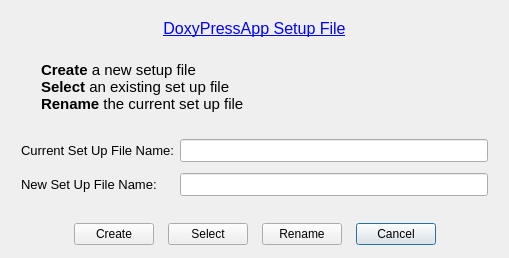
copperspice/doxypressapp, file forms/dialog_config.ui: the form before one commit.
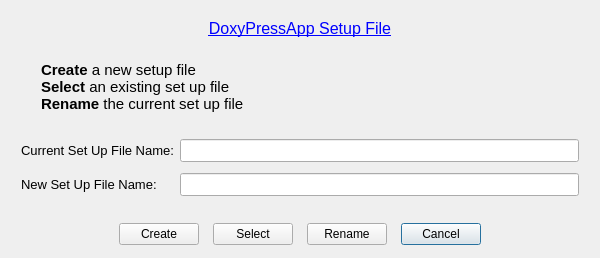
The form after the commit.

Commit message: Added look up box for config settings, updated help

Patch:
```diff
--- a/forms/dialog_config.ui
+++ b/forms/dialog_config.ui
@@ -9,10 +9,16 @@
    <rect>
     <x>0</x>
     <y>0</y>
-    <width>509</width>
+    <width>600</width>
     <height>258</height>
    </rect>
   </property>
+  <property name="minimumSize">
+   <size>
+    <width>600</width>
+    <height>0</height>
+   </size>
+  </property>
   <property name="windowTitle">
    <string>DoxyPressApp</string>
   </property>
```
The commit also changes 11 other files.
